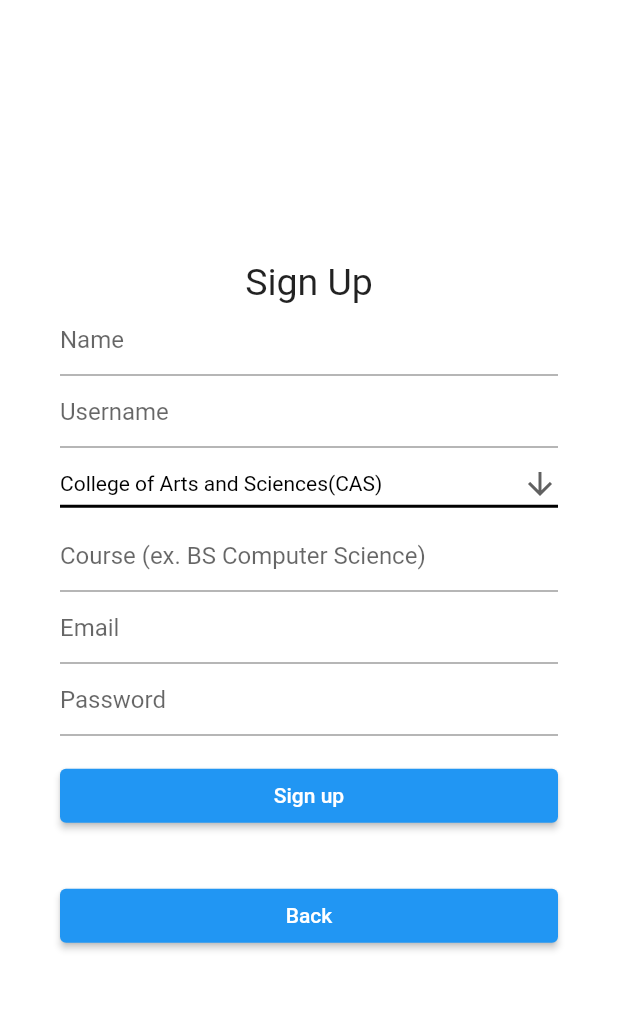
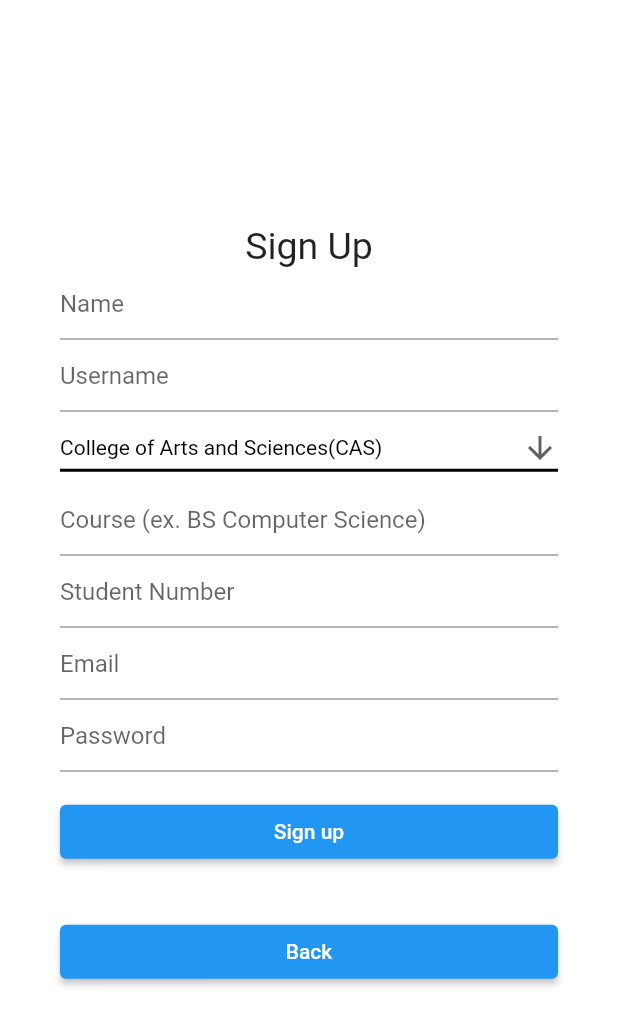
Before and after one commit to jakiebravarian/Kumusta-HealthMonitoringApp, a Flutter app: the UserSignupPage screen opened directly, on a phone screen of 412 x 824 dp. Shown: the top 1026 px of the screen. Run offline on Flutter 3.47's test engine with Material 2 defaults, Android fonts, the phone set to English and light mode, and no system bars; our stand-ins replace cloud_firestore, email_validator, firebase_auth, firebase_core; accounts and stored records are empty.

Commit message:
chore: added student number field in forms

```diff
--- a/health_monitoring_app/lib/screens/user_signup.dart
+++ b/health_monitoring_app/lib/screens/user_signup.dart
@@ -172,6 +172,8 @@ class _UserSignupPageState extends State<UserSignupPage> {
               dropDownCollege,
               formFieldBuilder(courseController,
                   "Course (ex. BS Computer Science)", "course"),
+              formFieldBuilder(
+                  stdNumController, "Student Number", "student number"),
               email,
               password,
               signupButton,
```
